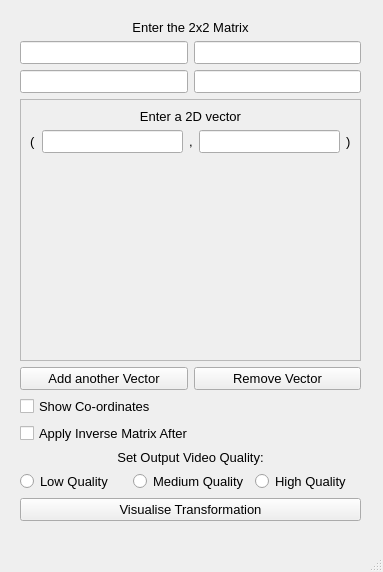
First picture: the form in 2D_vector.ui, repository KallaxenC/LinearLab, before the edit.
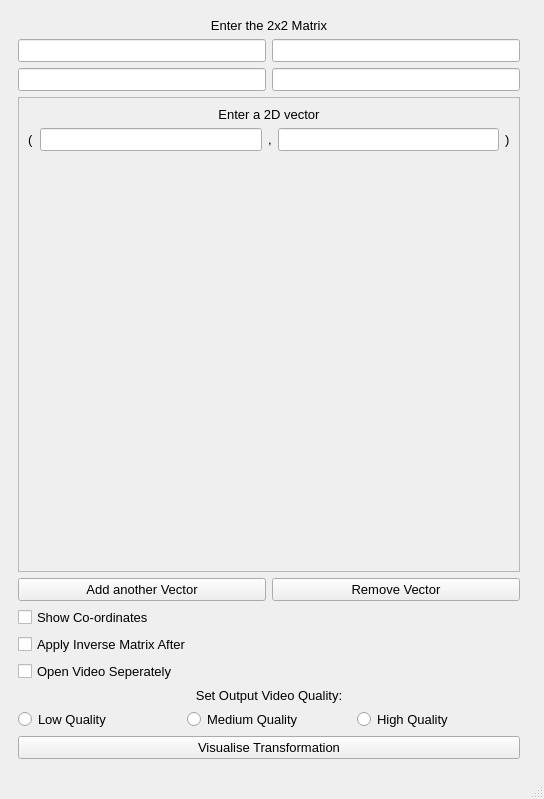
Second picture: the form after the edit.

Commit message:
Massive UI improvements - Viewing window etc
Added a viewing window to the UIs and ensured all UIs have the same font etc

The edit to the form file:
```diff
--- a/2D_vector.ui
+++ b/2D_vector.ui
@@ -6,8 +6,8 @@
    <rect>
     <x>0</x>
     <y>0</y>
-    <width>383</width>
-    <height>572</height>
+    <width>544</width>
+    <height>799</height>
    </rect>
   </property>
   <property name="font">
@@ -20,122 +20,10 @@
    <string>MainWindow</string>
   </property>
   <widget class="QWidget" name="centralwidget">
-   <widget class="QWidget" name="gridLayoutWidget_2">
-    <property name="geometry">
-     <rect>
-      <x>20</x>
-      <y>20</y>
-      <width>341</width>
-      <height>501</height>
-     </rect>
-    </property>
-    <layout class="QGridLayout" name="gridLayout_2">
-     <item row="7" column="0">
-      <layout class="QHBoxLayout" name="horizontalLayout_2">
-       <item>
-        <widget class="QRadioButton" name="lowQuality_radiobox">
-         <property name="text">
-          <string>Low Quality</string>
-         </property>
-         <attribute name="buttonGroup">
-          <string notr="true">quality_buttonGroup</string>
-         </attribute>
-        </widget>
-       </item>
-       <item>
-        <widget class="QRadioButton" name="mediumQuality_radiobox">
-         <property name="text">
-          <string>Medium Quality</string>
-         </property>
-         <attribute name="buttonGroup">
-          <string notr="true">quality_buttonGroup</string>
-         </attribute>
-        </widget>
-       </item>
-       <item>
-        <widget class="QRadioButton" name="highQuality_radiobox">
-         <property name="text">
-          <string>High Quality</string>
-         </property>
-         <attribute name="buttonGroup">
-          <string notr="true">quality_buttonGroup</string>
-         </attribute>
-        </widget>
-       </item>
-      </layout>
-     </item>
-     <item row="3" column="0">
-      <layout class="QGridLayout" name="gridLayout_4">
-       <item row="0" column="1">
-        <widget class="QPushButton" name="removeVectorButton">
-         <property name="text">
-          <string>Remove Vector</string>
-         </property>
-        </widget>
-       </item>
+   <layout class="QGridLayout" name="gridLayout_5">
        <item row="0" column="0">
-        <widget class="QPushButton" name="addVectorButton">
-         <property name="text">
-          <string>Add another Vector</string>
-         </property>
-        </widget>
-       </item>
-      </layout>
-     </item>
-     <item row="9" column="0">
-      <widget class="QPushButton" name="visualiseButton">
-       <property name="text">
-        <string>Visualise Transformation</string>
-       </property>
-      </widget>
-     </item>
-     <item row="0" column="0">
-      <widget class="QLabel" name="label">
-       <property name="font">
-        <font>
-         <family>Segoe UI</family>
-         <pointsize>10</pointsize>
-         <weight>50</weight>
-         <bold>false</bold>
-        </font>
-       </property>
-       <property name="text">
-        <string>Enter the 2x2 Matrix</string>
-       </property>
-       <property name="alignment">
-        <set>Qt::AlignCenter</set>
-       </property>
-      </widget>
-     </item>
-     <item row="1" column="0">
-      <layout class="QGridLayout" name="gridLayout">
-       <item row="1" column="0">
-        <widget class="QLineEdit" name="c_value"/>
-       </item>
-       <item row="0" column="0">
-        <widget class="QLineEdit" name="a_value"/>
-       </item>
-       <item row="1" column="1">
-        <widget class="QLineEdit" name="d_value"/>
-       </item>
-       <item row="0" column="1">
-        <widget class="QLineEdit" name="b_value"/>
-       </item>
-      </layout>
-     </item>
-     <item row="5" column="0">
-      <widget class="QLabel" name="label_2">
-       <property name="text">
-        <string>Set Output Video Quality:</string>
-       </property>
-       <property name="alignment">
-        <set>Qt::AlignCenter</set>
-       </property>
-      </widget>
-     </item>
-     <item row="6" column="0">
-      <layout class="QGridLayout" name="gridLayout_3"/>
-     </item>
+     <widget class="QFrame" name="settings_frame">
+      <layout class="QGridLayout" name="gridLayout_Main">
      <item row="2" column="0">
       <widget class="QScrollArea" name="scrollArea">
        <property name="acceptDrops">
@@ -149,8 +37,8 @@
          <rect>
           <x>0</x>
           <y>0</y>
-          <width>337</width>
-          <height>234</height>
+            <width>481</width>
+            <height>339</height>
          </rect>
         </property>
         <layout class="QVBoxLayout" name="verticalLayout">
@@ -238,10 +126,174 @@
          </property>
         </widget>
        </item>
-      </layout>
-     </item>
-    </layout>
-   </widget>
+         <item>
+          <widget class="QCheckBox" name="seperateVideo_checkBox">
+           <property name="text">
+            <string>Open Video Seperately</string>
+           </property>
+          </widget>
+         </item>
+        </layout>
+       </item>
+       <item row="7" column="0">
+        <layout class="QHBoxLayout" name="horizontalLayout_2">
+         <item>
+          <widget class="QRadioButton" name="lowQuality_radiobox">
+           <property name="text">
+            <string>Low Quality</string>
+           </property>
+           <attribute name="buttonGroup">
+            <string notr="true">quality_buttonGroup</string>
+           </attribute>
+          </widget>
+         </item>
+         <item>
+          <widget class="QRadioButton" name="mediumQuality_radiobox">
+           <property name="text">
+            <string>Medium Quality</string>
+           </property>
+           <attribute name="buttonGroup">
+            <string notr="true">quality_buttonGroup</string>
+           </attribute>
+          </widget>
+         </item>
+         <item>
+          <widget class="QRadioButton" name="highQuality_radiobox">
+           <property name="text">
+            <string>High Quality</string>
+           </property>
+           <attribute name="buttonGroup">
+            <string notr="true">quality_buttonGroup</string>
+           </attribute>
+          </widget>
+         </item>
+        </layout>
+       </item>
+       <item row="3" column="0">
+        <layout class="QGridLayout" name="gridLayout_4">
+         <item row="0" column="1">
+          <widget class="QPushButton" name="removeVectorButton">
+           <property name="text">
+            <string>Remove Vector</string>
+           </property>
+          </widget>
+         </item>
+         <item row="0" column="0">
+          <widget class="QPushButton" name="addVectorButton">
+           <property name="text">
+            <string>Add another Vector</string>
+           </property>
+          </widget>
+         </item>
+        </layout>
+       </item>
+       <item row="0" column="0">
+        <widget class="QLabel" name="label">
+         <property name="font">
+          <font>
+           <family>Segoe UI</family>
+           <pointsize>10</pointsize>
+           <weight>50</weight>
+           <bold>false</bold>
+          </font>
+         </property>
+         <property name="text">
+          <string>Enter the 2x2 Matrix</string>
+         </property>
+         <property name="alignment">
+          <set>Qt::AlignCenter</set>
+         </property>
+        </widget>
+       </item>
+       <item row="9" column="0">
+        <widget class="QPushButton" name="visualiseButton">
+         <property name="text">
+          <string>Visualise Transformation</string>
+         </property>
+        </widget>
+       </item>
+       <item row="6" column="0">
+        <layout class="QGridLayout" name="gridLayout_3"/>
+       </item>
+       <item row="1" column="0">
+        <layout class="QGridLayout" name="gridLayout">
+         <item row="0" column="0">
+          <widget class="QLineEdit" name="a_value">
+           <property name="font">
+            <font>
+             <pointsize>10</pointsize>
+            </font>
+           </property>
+           <property name="alignment">
+            <set>Qt::AlignCenter</set>
+           </property>
+          </widget>
+         </item>
+         <item row="1" column="1">
+          <widget class="QLineEdit" name="d_value">
+           <property name="font">
+            <font>
+             <pointsize>10</pointsize>
+            </font>
+           </property>
+           <property name="alignment">
+            <set>Qt::AlignCenter</set>
+           </property>
+          </widget>
+         </item>
+         <item row="0" column="1">
+          <widget class="QLineEdit" name="b_value">
+           <property name="font">
+            <font>
+             <pointsize>10</pointsize>
+            </font>
+           </property>
+           <property name="alignment">
+            <set>Qt::AlignCenter</set>
+           </property>
+          </widget>
+         </item>
+         <item row="1" column="0">
+          <widget class="QLineEdit" name="c_value">
+           <property name="font">
+            <font>
+             <pointsize>10</pointsize>
+            </font>
+           </property>
+           <property name="text">
+            <string/>
+           </property>
+           <property name="alignment">
+            <set>Qt::AlignCenter</set>
+           </property>
+          </widget>
+         </item>
+        </layout>
+       </item>
+       <item row="5" column="0">
+        <widget class="QLabel" name="label_2">
+         <property name="text">
+          <string>Set Output Video Quality:</string>
+         </property>
+         <property name="alignment">
+          <set>Qt::AlignCenter</set>
+         </property>
+        </widget>
+       </item>
+      </layout>
+     </widget>
+    </item>
+    <item row="0" column="1">
+     <widget class="QFrame" name="video_container">
+      <property name="frameShape">
+       <enum>QFrame::StyledPanel</enum>
+      </property>
+      <property name="frameShadow">
+       <enum>QFrame::Raised</enum>
+      </property>
+     </widget>
+    </item>
+   </layout>
   </widget>
   <widget class="QMenuBar" name="menubar">
    <property name="geometry">
```
Left out of the diff: 4 changed lines with no effect on the pictures. Lines whose indentation alone changed are shown as unchanged. The commit also changes 7 other files.
